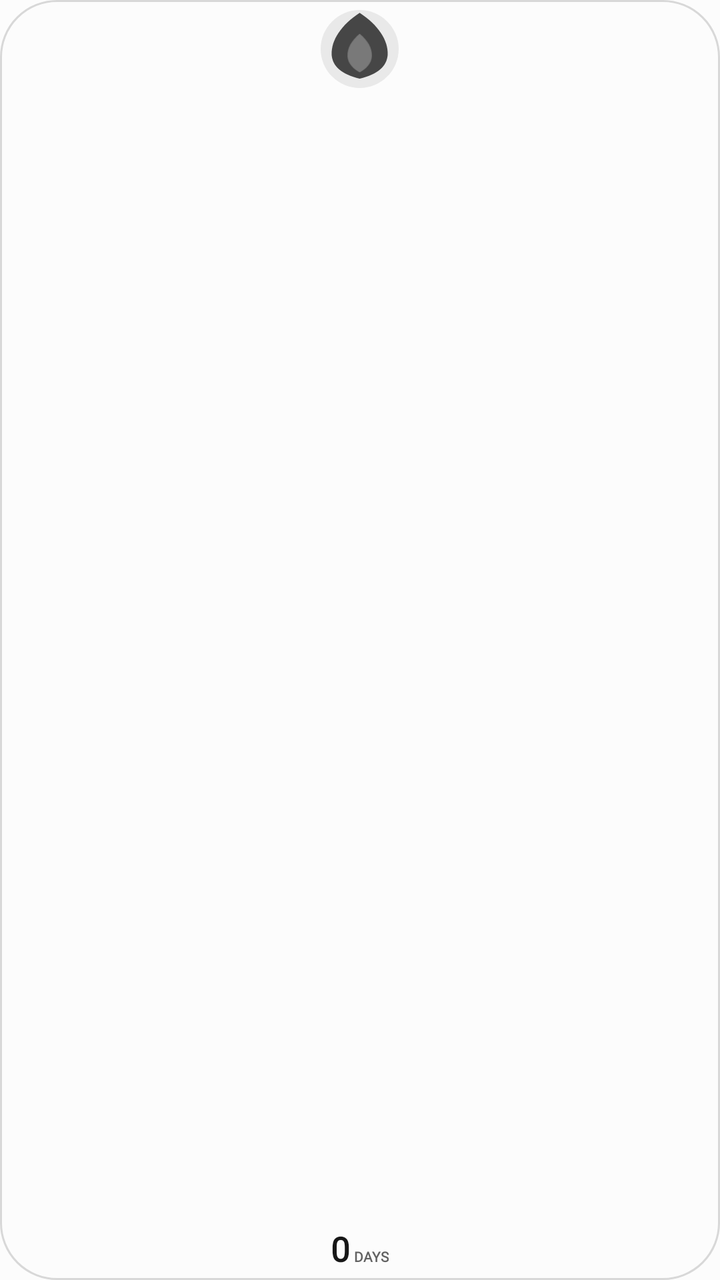
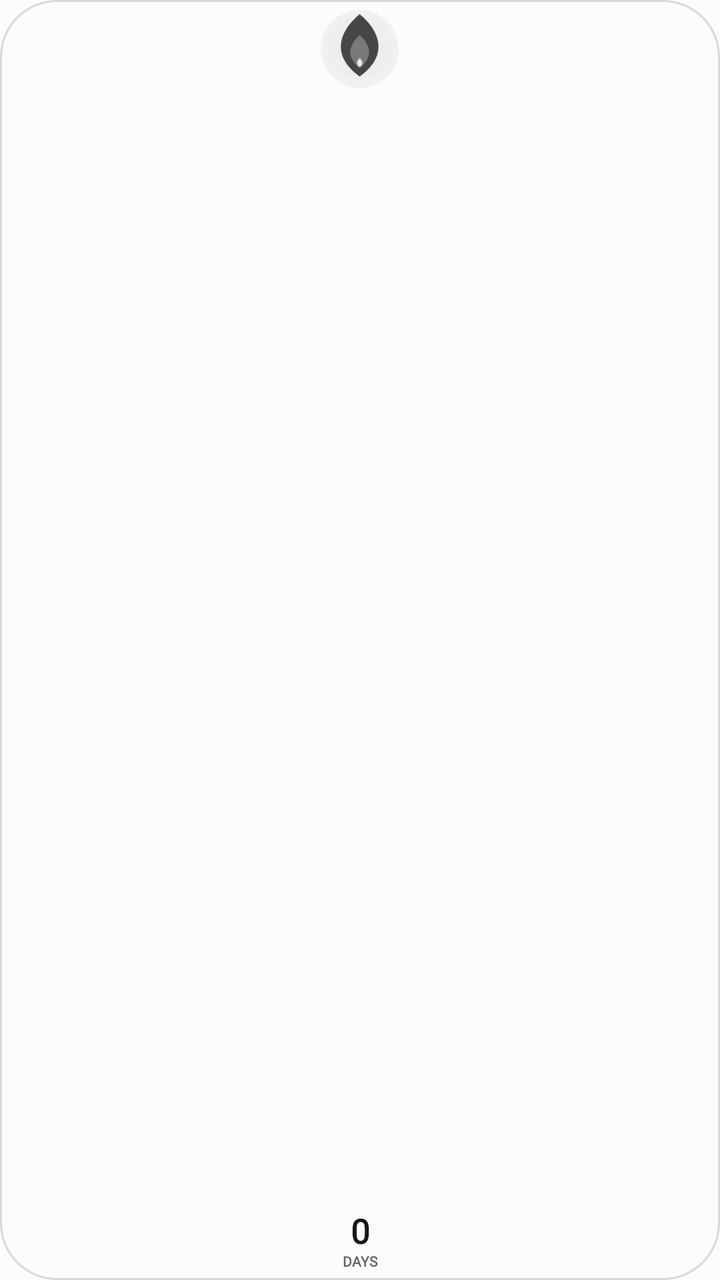

An Android layout rendered at two revisions. The XML below is the earlier revision; the diff shows what the commit changed to produce the second picture.
<!-- AndroidManifest.xml: application theme Theme.StreakWidget -->
<!-- res/layout/widget_layout_tile.xml -->
<?xml version="1.0" encoding="utf-8"?>
<FrameLayout xmlns:android="http://schemas.android.com/apk/res/android"
    android:id="@+id/widget_background"
    android:layout_width="match_parent"
    android:layout_height="match_parent"
    android:background="@drawable/widget_bg_shape"
    android:padding="5dp">

    <FrameLayout
        android:layout_width="match_parent"
        android:layout_height="match_parent">

        <ImageView
            android:id="@+id/widget_flame_glow"
            android:layout_width="39dp"
            android:layout_height="39dp"
            android:layout_gravity="center_horizontal|top"
            android:contentDescription="@null"
            android:src="@drawable/widget_flame_glow" />

        <ImageView
            android:id="@+id/widget_flame_outer"
            android:layout_width="35dp"
            android:layout_height="35dp"
            android:layout_gravity="center_horizontal|top"
            android:contentDescription="@null"
            android:src="@drawable/ic_widget_flame_outer" />

        <ImageView
            android:id="@+id/widget_flame_inner"
            android:layout_width="21dp"
            android:layout_height="21dp"
            android:layout_gravity="center_horizontal|top"
            android:layout_marginTop="11dp"
            android:contentDescription="@null"
            android:src="@drawable/ic_widget_flame_inner" />

        <LinearLayout
            android:layout_width="wrap_content"
            android:layout_height="wrap_content"
            android:layout_gravity="center_horizontal|bottom"
            android:gravity="bottom"
            android:orientation="horizontal">

            <TextView
                android:id="@+id/widget_streak_count"
                style="@style/WidgetText"
                android:layout_width="wrap_content"
                android:layout_height="wrap_content"
                android:includeFontPadding="false"
                android:text="@string/widget_preview_count"
                android:textColor="@color/widget_text_primary"
                android:textSize="17sp"
                android:textStyle="bold" />

            <TextView
                android:id="@+id/widget_streak_label"
                style="@style/WidgetText"
                android:layout_width="wrap_content"
                android:layout_height="wrap_content"
                android:layout_marginStart="2dp"
                android:includeFontPadding="false"
                android:text="@string/widget_preview_days"
                android:textColor="@color/widget_text_muted"
                android:textSize="7sp"
                android:textStyle="bold" />
        </LinearLayout>
    </FrameLayout>

    <TextView android:id="@+id/widget_eyebrow" style="@style/WidgetText" android:layout_width="1dp" android:layout_height="1dp" android:visibility="gone" />
    <TextView android:id="@+id/widget_habit_name" style="@style/WidgetText" android:layout_width="1dp" android:layout_height="1dp" android:visibility="gone" />
    <TextView android:id="@+id/widget_status" style="@style/WidgetText" android:layout_width="1dp" android:layout_height="1dp" android:visibility="gone" />
    <TextView android:id="@+id/widget_task_progress" style="@style/WidgetText" android:layout_width="1dp" android:layout_height="1dp" android:visibility="gone" />
    <TextView android:id="@+id/widget_check_in" style="@style/WidgetText" android:layout_width="1dp" android:layout_height="1dp" android:visibility="gone" />
</FrameLayout>
<!-- resources referenced by this layout -->
<resources>
  <color name="widget_text_muted">#626262</color>
  <color name="widget_text_primary">#171717</color>
  <!-- drawable ic_widget_flame_inner (drawable) -->
  <?xml version="1.0" encoding="utf-8"?>
  <vector xmlns:android="http://schemas.android.com/apk/res/android"
      android:width="100dp"
      android:height="100dp"
      android:viewportWidth="100"
      android:viewportHeight="100">
      <path
          android:fillColor="@color/widget_flame_idle_inner"
          android:pathData="M50,4 C69,20 80,38 79,58 C78,75 65,88 50,96 C35,88 22,75 21,58 C20,38 31,20 50,4 Z" />
  </vector>
  <!-- drawable ic_widget_flame_outer (drawable) -->
  <?xml version="1.0" encoding="utf-8"?>
  <vector xmlns:android="http://schemas.android.com/apk/res/android"
      android:width="100dp"
      android:height="100dp"
      android:viewportWidth="100"
      android:viewportHeight="100">
      <path
          android:fillColor="@color/widget_flame_idle_outer"
          android:pathData="M50,4 C76,21 91,43 90,64 C89,80 76,92 50,98 C24,92 11,80 10,64 C9,43 24,21 50,4 Z" />
  </vector>
  <!-- drawable widget_bg_shape (drawable) -->
  <?xml version="1.0" encoding="utf-8"?>
  <shape xmlns:android="http://schemas.android.com/apk/res/android" android:shape="rectangle">
      <solid android:color="@color/widget_surface" />
      <corners android:radius="28dp" />
      <stroke
          android:width="1dp"
          android:color="@color/widget_outline" />
  </shape>
  <!-- drawable widget_flame_glow (drawable) -->
  <?xml version="1.0" encoding="utf-8"?>
  <shape xmlns:android="http://schemas.android.com/apk/res/android" android:shape="oval">
      <solid android:color="@color/widget_flame_idle_glow" />
  </shape>
  <string name="widget_preview_count">0</string>
  <string name="widget_preview_days">DAYS</string>
  <style name="WidgetText">
          <item name="android:fontFamily">serif</item>
      </style>
  <style name="Theme.StreakWidget" parent="android:Theme.Material.Light.NoActionBar">
          <item name="android:windowBackground">#FCFCFC</item>
          <item name="android:colorAccent">#151515</item>
          <item name="android:statusBarColor">#FCFCFC</item>
          <item name="android:navigationBarColor">#FCFCFC</item>
          <item name="android:windowLightStatusBar">true</item>
          <item name="android:windowNoTitle">true</item>
      </style>
  <color name="widget_flame_idle_inner">#797979</color>
  <color name="widget_flame_idle_outer">#464646</color>
  <color name="widget_surface">#FCFCFC</color>
  <color name="widget_outline">#D8D8D8</color>
  <color name="widget_flame_idle_glow">#14171717</color>
</resources>

<!-- the commit's change to res/layout/widget_layout_tile.xml (unified diff, before → after) -->
@@ -27,6 +27,15 @@
             android:src="@drawable/ic_widget_flame_outer" />
 
         <ImageView
+            android:id="@+id/widget_flame_mid"
+            android:layout_width="27dp"
+            android:layout_height="27dp"
+            android:layout_gravity="center_horizontal|top"
+            android:layout_marginTop="5dp"
+            android:contentDescription="@null"
+            android:src="@drawable/ic_widget_flame_mid" />
+
+        <ImageView
             android:id="@+id/widget_flame_inner"
             android:layout_width="21dp"
             android:layout_height="21dp"
@@ -39,15 +48,20 @@
             android:layout_width="wrap_content"
             android:layout_height="wrap_content"
             android:layout_gravity="center_horizontal|bottom"
-            android:gravity="bottom"
-            android:orientation="horizontal">
+            android:gravity="center"
+            android:orientation="vertical">
 
             <TextView
                 android:id="@+id/widget_streak_count"
                 style="@style/WidgetText"
-                android:layout_width="wrap_content"
+                android:layout_width="44dp"
                 android:layout_height="wrap_content"
                 android:includeFontPadding="false"
+                android:gravity="center"
+                android:autoSizeTextType="uniform"
+                android:autoSizeMinTextSize="11sp"
+                android:autoSizeMaxTextSize="17sp"
+                android:autoSizeStepGranularity="1sp"
                 android:text="@string/widget_preview_count"
                 android:textColor="@color/widget_text_primary"
                 android:textSize="17sp"
@@ -58,7 +72,7 @@
                 style="@style/WidgetText"
                 android:layout_width="wrap_content"
                 android:layout_height="wrap_content"
-                android:layout_marginStart="2dp"
+                android:layout_marginTop="1dp"
                 android:includeFontPadding="false"
                 android:text="@string/widget_preview_days"
                 android:textColor="@color/widget_text_muted"
<!-- resource entries referenced after the edit -->
@@ -9,9 +9,26 @@
       android:height="100dp"
       android:viewportWidth="100"
       android:viewportHeight="100">
+      
       <path
           android:fillColor="@color/widget_flame_idle_inner"
-          android:pathData="M50,4 C69,20 80,38 79,58 C78,75 65,88 50,96 C35,88 22,75 21,58 C20,38 31,20 50,4 Z" />
+          android:pathData="M50,44 C62,57 66,72 50,84 C34,72 38,57 50,44 Z" />
+      <path
+          android:fillColor="#FFFFFF"
+          android:pathData="M50,62 C55,67 57,71 56,76 C55,80 53,82 50,83 C47,82 45,80 44,76 C43,71 45,67 50,62 Z"
+          android:fillAlpha="0.85" />
+  </vector>
+  <!-- drawable ic_widget_flame_mid (drawable) -->
+  <?xml version="1.0" encoding="utf-8"?>
+  <vector xmlns:android="http://schemas.android.com/apk/res/android"
+      android:width="100dp"
+      android:height="100dp"
+      android:viewportWidth="100"
+      android:viewportHeight="100">
+      
+      <path
+          android:fillColor="@color/widget_flame_idle_inner"
+          android:pathData="M50,28 C68,44 78,66 50,89 C22,66 32,44 50,28 Z" />
   </vector>
   <!-- drawable ic_widget_flame_outer (drawable) -->
   <?xml version="1.0" encoding="utf-8"?>
@@ -20,9 +37,10 @@
       android:height="100dp"
       android:viewportWidth="100"
       android:viewportHeight="100">
+      
       <path
           android:fillColor="@color/widget_flame_idle_outer"
-          android:pathData="M50,4 C76,21 91,43 90,64 C89,80 76,92 50,98 C24,92 11,80 10,64 C9,43 24,21 50,4 Z" />
+          android:pathData="M50,6 C79,30 92,65 50,95 C8,65 21,30 50,6 Z" />
   </vector>
   <!-- drawable widget_bg_shape (drawable) -->
   <?xml version="1.0" encoding="utf-8"?>
@@ -36,7 +54,13 @@
   <!-- drawable widget_flame_glow (drawable) -->
   <?xml version="1.0" encoding="utf-8"?>
   <shape xmlns:android="http://schemas.android.com/apk/res/android" android:shape="oval">
-      <solid android:color="@color/widget_flame_idle_glow" />
+      <gradient
+          android:centerX="0.5"
+          android:centerY="0.5"
+          android:endColor="@android:color/transparent"
+          android:gradientRadius="48dp"
+          android:startColor="@color/widget_flame_idle_glow"
+          android:type="radial" />
   </shape>
   <string name="widget_preview_count">0</string>
   <string name="widget_preview_days">DAYS</string>
